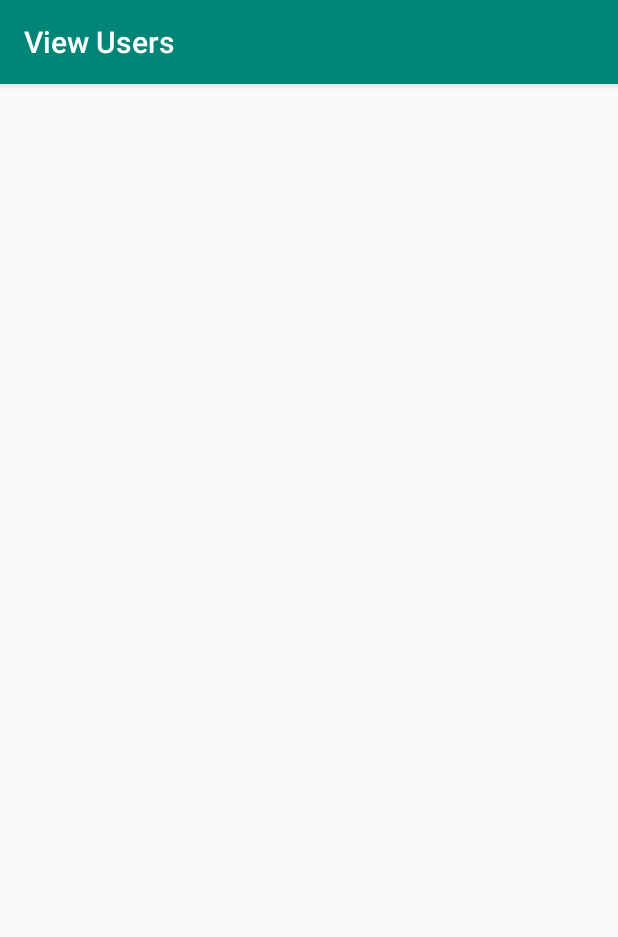
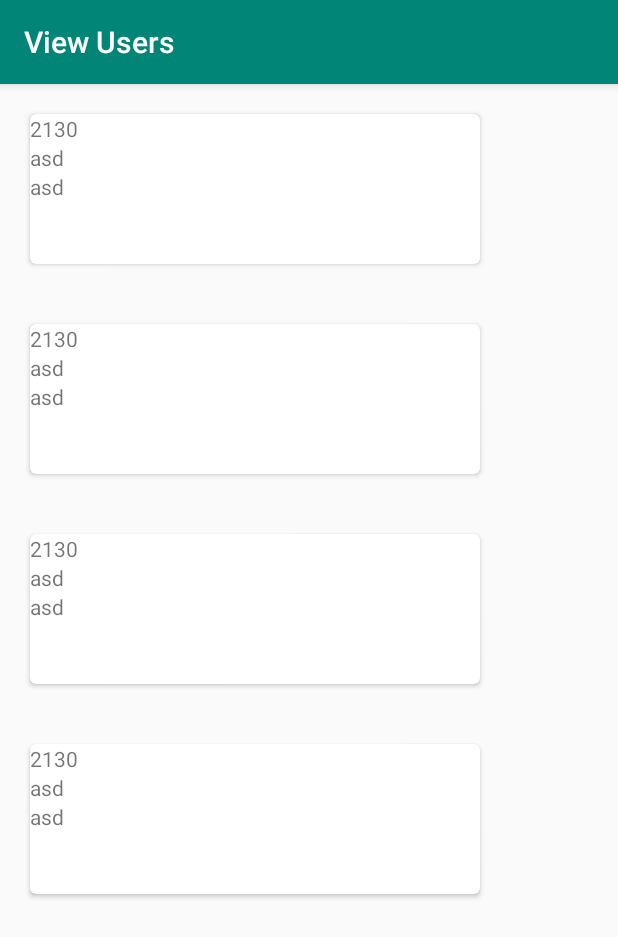
Before and after one commit to r4zorgeek/AsyncManage, an Android app: the ViewUsers screen opened directly, with no data from a screen before it, on a phone screen of 412 x 824 dp. Shown: the top 937 px of the screen. Run offline under Robolectric (Android 15) with nearby library versions, the phone set to English and light mode, and no system bars; network calls fail.

Commit message:
Recycler view done

```diff
--- a/app/src/main/java/com/r4zor/asyncmanage/Users.java
+++ b/app/src/main/java/com/r4zor/asyncmanage/Users.java
@@ -3,10 +3,12 @@ package com.r4zor.asyncmanage;
 public class Users {
     private int id;
     private String name;
+    private String email;
 
-    public Users(int id, String name) {
+    public Users(int id, String name, String email) {
         this.id = id;
         this.name = name;
+        this.email = email;
     }
 
     public int getId() {
@@ -17,4 +19,18 @@ public class Users {
         return name;
     }
 
+    public String getEmail() { return email; }
+
+    public void setId(int id) {
+        this.id = id;
+    }
+
+    public void setName(String name) {
+        this.name = name;
+    }
+
+    public void setEmail(String email) {
+        this.email = email;
+    }
+
 }
--- a/app/src/main/java/com/r4zor/asyncmanage/UsersAdapter.java
+++ b/app/src/main/java/com/r4zor/asyncmanage/UsersAdapter.java
@@ -6,29 +6,50 @@ import android.support.v7.widget.RecyclerView;
 import android.view.LayoutInflater;
 import android.view.View;
 import android.view.ViewGroup;
+import android.widget.TextView;
 
 import java.util.List;
 
 public class UsersAdapter extends RecyclerView.Adapter<UsersAdapter.UsersViewHolder> {
     private List<Users> mUserList;
 
+
+    public UsersAdapter(List<Users> list) {
+        this.mUserList = list;
+    }
+
+
     class UsersViewHolder extends RecyclerView.ViewHolder {
+        protected TextView vusername;
+        protected TextView vid;
+        protected TextView vemail;
+
 
         private UsersViewHolder(View itemView) {
             super(itemView);
-
+            vusername = (TextView) itemView.findViewById(R.id.username);
+            vid = (TextView) itemView.findViewById(R.id.user_id);
+            vemail = (TextView) itemView.findViewById(R.id.email);
         }
     }
 
     @NonNull
     @Override
     public UsersViewHolder onCreateViewHolder(@NonNull ViewGroup parent, int viewType) {
-        return null;
+
+        View itemView = LayoutInflater.
+                from(parent.getContext()).
+                inflate(R.layout.card_user_layout, parent, false);
+
+        return new UsersViewHolder(itemView);
     }
 
     @Override
     public void onBindViewHolder(@NonNull UsersViewHolder holder, int position) {
-
+        Users u = mUserList.get(position);
+        holder.vemail.setText(u.getEmail().toString());
+        holder.vusername.setText(u.getName().toString());
+        holder.vid.setText(String.valueOf(u.getId()));
     }
 
     @Override
--- a/app/src/main/java/com/r4zor/asyncmanage/ViewUsers.java
+++ b/app/src/main/java/com/r4zor/asyncmanage/ViewUsers.java
@@ -4,8 +4,16 @@ import android.content.Context;
 import android.content.Intent;
 import android.support.v7.app.AppCompatActivity;
 import android.os.Bundle;
+import android.support.v7.widget.LinearLayoutManager;
+import android.support.v7.widget.RecyclerView;
+
+import java.util.ArrayList;
+import java.util.List;
 
 public class ViewUsers extends AppCompatActivity {
+    public UsersAdapter mUsersAdapter;
+
+    List<Users> mList;
 
     public static Intent newIntent(Context context) {
         Intent i = new Intent(context, ViewUsers.class);
@@ -16,5 +24,23 @@ public class ViewUsers extends AppCompatActivity {
     protected void onCreate(Bundle savedInstanceState) {
         super.onCreate(savedInstanceState);
         setContentView(R.layout.activity_view_users);
+
+        mList = new ArrayList<>();
+
+        mList.add(new Users(2130, "asd", "asd"));
+        mList.add(new Users(2130, "asd", "asd"));
+        mList.add(new Users(2130, "asd", "asd"));
+        mList.add(new Users(2130, "asd", "asd"));
+
+        RecyclerView recList = (RecyclerView) findViewById(R.id.usersList);
+
+        mUsersAdapter = new UsersAdapter(mList);
+        recList.setHasFixedSize(true);
+        LinearLayoutManager llm = new LinearLayoutManager(this);
+        llm.setOrientation(LinearLayoutManager.VERTICAL);
+        recList.setLayoutManager(llm);
+
+        recList.setAdapter(mUsersAdapter);
+
     }
 }
--- a/app/src/main/res/layout/card_user_layout.xml
+++ b/app/src/main/res/layout/card_user_layout.xml
@@ -6,26 +6,35 @@
     <!---->
 
 <!--</LinearLayout>-->
-<android.support.v7.widget.CardView xmlns:card_view="http://schemas.android.com/apk/res-auto"
-    xmlns:android="http://schemas.android.com/apk/res/android"
+<android.support.v7.widget.CardView xmlns:android="http://schemas.android.com/apk/res/android"
+    xmlns:card_view="http://schemas.android.com/apk/res-auto"
     android:id="@+id/user_card_view"
+    android:layout_width="300dp"
+    android:layout_height="100dp"
     android:layout_gravity="center"
-    android:layout_width="200dp"
-    android:layout_height="200dp"
+    android:layout_margin="20dp"
     card_view:cardCornerRadius="4dp">
 
-    <TextView
-        android:id="@+id/user_id"
+    <LinearLayout
         android:layout_width="match_parent"
-        android:layout_height="match_parent" />
+        android:layout_height="match_parent"
+        android:orientation="vertical">
 
-    <TextView
-        android:id="@+id/username"
-        android:layout_width="match_parent"
-        android:layout_height="match_parent" />
+        <TextView
+            android:id="@+id/user_id"
+            android:layout_width="wrap_content"
+            android:layout_height="wrap_content" />
 
-    <TextView
-        android:id="@+id/email"
-        android:layout_width="match_parent"
-        android:layout_height="match_parent" />
+        <TextView
+            android:id="@+id/username"
+            android:layout_width="wrap_content"
+            android:layout_height="wrap_content" />
+
+        <TextView
+            android:id="@+id/email"
+            android:layout_width="wrap_content"
+            android:layout_height="wrap_content" />
+
+    </LinearLayout>
+
 </android.support.v7.widget.CardView>
```
